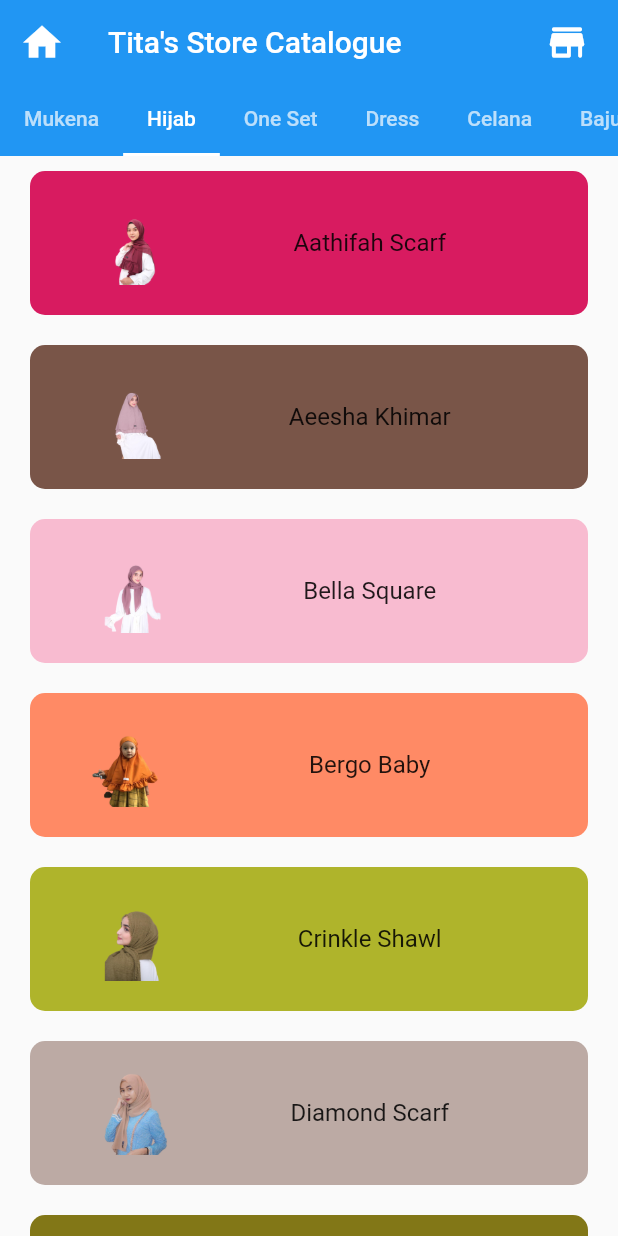
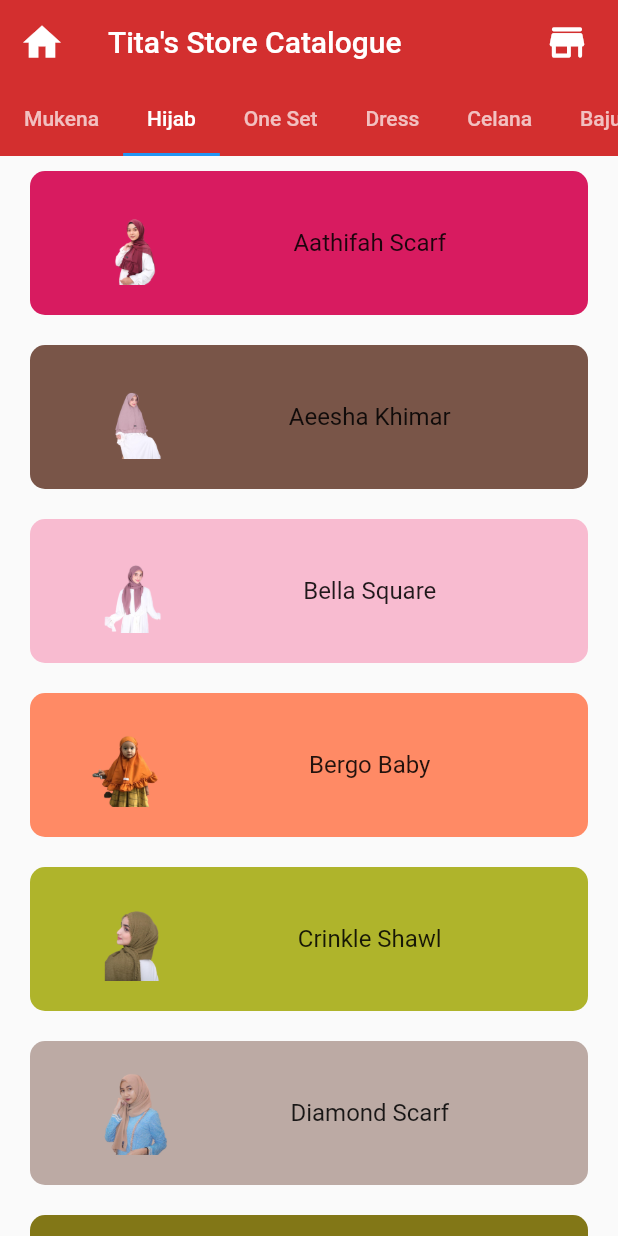
Before and after one commit to titaw1/Catalog-App, a Flutter app: the screen it shows after launch, tab 2 chosen, on a phone screen of 412 x 824 dp. Run offline on Flutter 3.47's test engine with Material 2 defaults, Android fonts, the phone set to English and light mode, and no system bars.

Commit message:
Edit background AppBar dan edit padding pada hal_mukena dan hal_one_set

```diff
--- a/katalog_toko/lib/main.dart
+++ b/katalog_toko/lib/main.dart
@@ -36,6 +36,7 @@
     return new Scaffold(
       appBar: new AppBar(
         elevation: 0,
+        backgroundColor: Colors.red.shade700,
         title: Text("Tita's Store Catalogue"),
         leading: IconButton(
           icon: new Icon(
--- a/katalog_toko/lib/screens/item_card.dart
+++ b/katalog_toko/lib/screens/item_card.dart
@@ -19,6 +19,7 @@
       crossAxisAlignment: CrossAxisAlignment.start,
       children: <Widget>[
         Container(
+          margin: EdgeInsets.only(top: kDefaultPadding / 2),
           padding: EdgeInsets.all(kDefaultPadding),
           decoration: BoxDecoration(
             color: product.color,
@@ -97,6 +98,7 @@
       crossAxisAlignment: CrossAxisAlignment.start,
       children: <Widget>[
         Container(
+          margin: EdgeInsets.only(top: kDefaultPadding / 2),
           padding: EdgeInsets.all(kDefaultPadding),
           decoration: BoxDecoration(
             color: oneSet.color,
```
